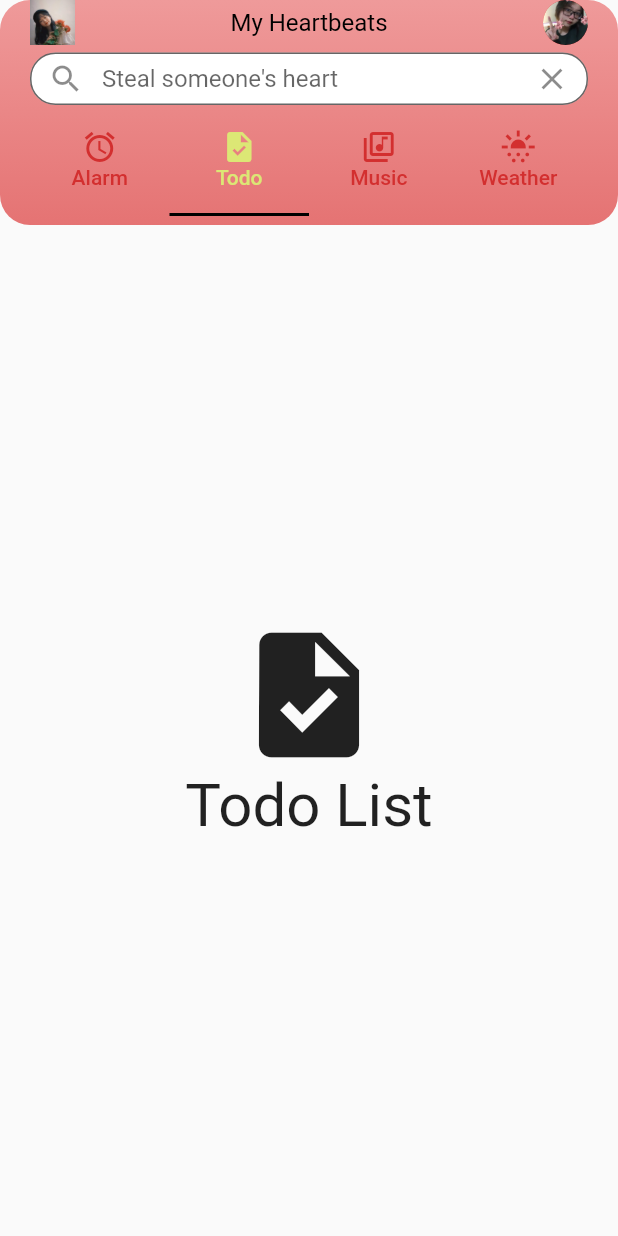
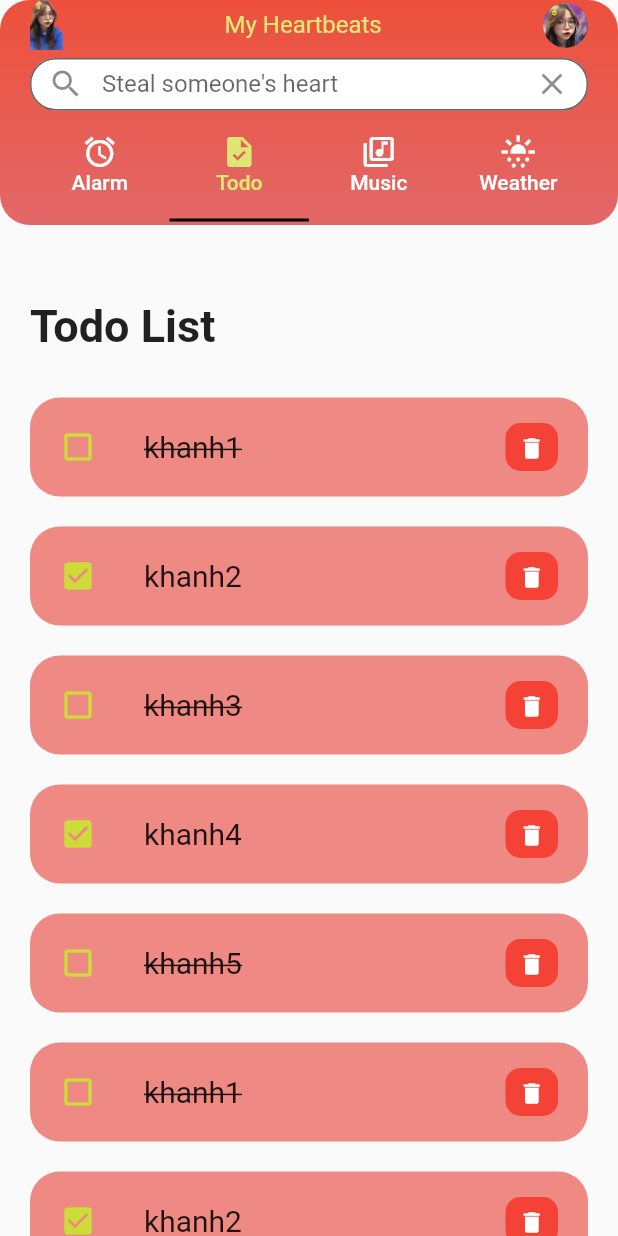
Before and after one commit to tungisdab/AlarmClock, a Flutter app: the screen it shows after launch, tab 2 chosen, on a phone screen of 412 x 824 dp. Run offline on Flutter 3.47's test engine with Material 2 defaults, Android fonts, the phone set to English and light mode, and no system bars; our stand-ins replace dio, flutter_local_notifications, sqflite, timezone; accounts and stored records are empty.

Commit message:
update todo

```diff
--- /dev/null
+++ b/lib/model/todo.dart
@@ -0,0 +1,26 @@
+class ToDo {
+  int? id;
+  String? todoText;
+  bool? isDone;
+
+  ToDo({
+    required this.id,
+    required this.todoText,
+    this.isDone = false,
+  });
+
+  static List<ToDo> todoList() {
+    return [
+      ToDo(id: 1, todoText: 'khanh1'),
+      ToDo(id: 2, todoText: 'khanh2', isDone: true),
+      ToDo(id: 3, todoText: 'khanh3'),
+      ToDo(id: 4, todoText: 'khanh4', isDone: true),
+      ToDo(id: 5, todoText: 'khanh5'),
+      ToDo(id: 1, todoText: 'khanh1'),
+      ToDo(id: 2, todoText: 'khanh2', isDone: true),
+      ToDo(id: 3, todoText: 'khanh3'),
+      ToDo(id: 4, todoText: 'khanh4', isDone: true),
+      ToDo(id: 5, todoText: 'khanh5'),
+    ];
+  }
+}
--- a/lib/page/home.dart
+++ b/lib/page/home.dart
@@ -1,4 +1,5 @@
 import 'package:alarm_clock/page/alarm.dart';
+import 'package:alarm_clock/page/todo.dart';
 import 'package:alarm_clock/page/weather.dart';
 import 'package:flutter/material.dart';
 import 'package:alarm_clock/page/notification.dart';
@@ -40,16 +41,15 @@ class _HomeState extends State<Home> {
   Widget build(BuildContext context) {
     return Scaffold(
       appBar: _appBar(),
-      body: Center(
-        child: TabBarView(
+      body: TabBarView(
         children: [
           Alarm(),
-            _tabBarViewItem(Icons.task, 'Todo List'),
+          // _tabBarViewItem(Icons.task, 'Todo List'),
+          Todo(),
           _tabBarViewItem(Icons.my_library_music_outlined, 'Music'),
           // _tabBarViewItem(Icons.sunny_snowing, 'Weather'),
           Weather()
         ],
-        ),
       ),
     );
   }
@@ -80,7 +80,7 @@ class _HomeState extends State<Home> {
         top: Radius.circular(20),
       ),
       gradient: LinearGradient(
-        colors: [Colors.red.shade200, Colors.red.shade300],
+        colors: [Color.fromARGB(255, 237, 80, 59), Color.fromARGB(255, 226, 104, 104)],
         begin: Alignment.topCenter,
         end: Alignment.bottomCenter,
       ),
@@ -91,14 +91,14 @@ class _HomeState extends State<Home> {
     return Row(
       children: [
         Image.asset(
-          'assets/images/ma.jpg',
-          scale: 25,
+          'assets/images/ah4.png',
+          scale: 50,
         ),
         const Expanded(
           child: Text(
             'My Heartbeats',
             textAlign: TextAlign.center,
-            style: TextStyle(color: Colors.black, fontSize: 16),
+            style: TextStyle(color: Color.fromARGB(255, 220, 231, 117), fontSize: 16),
           ),
         ),
         const CircleAvatar(
@@ -140,7 +140,7 @@ class _HomeState extends State<Home> {
       labelPadding: const EdgeInsets.all(0),
       labelColor: Colors.lime.shade300,
       indicatorColor: Colors.black,
-      unselectedLabelColor: Colors.red.shade700,
+      unselectedLabelColor: Colors.white,
       tabs: const [
         Tab(
           iconMargin: EdgeInsets.all(0),
--- /dev/null
+++ b/lib/page/todo.dart
@@ -0,0 +1,45 @@
+import 'package:alarm_clock/page/todo_item.dart';
+import 'package:flutter/material.dart';
+import '../model/todo.dart';
+import '../page/todo_item.dart';
+
+class Todo extends StatefulWidget {
+  Todo({super.key});
+
+  @override
+  State<Todo> createState() => _TodoState();
+}
+
+class _TodoState extends State<Todo> {
+
+  final todosList  = ToDo.todoList();
+
+  @override
+  Widget build(BuildContext context) {
+    return SingleChildScrollView(
+      child: Column(
+        crossAxisAlignment: CrossAxisAlignment.start,
+        // mainAxisAlignment: MainAxisAlignment.start,
+        children: [
+          Container(
+            margin: EdgeInsets.only(
+              top: 50,
+              bottom: 20,
+              left: 20
+            ),
+            child: Text(
+              'Todo List',
+              style: TextStyle(
+                fontSize: 30,
+                fontWeight: FontWeight.bold,
+              ),
+            ),
+          ),
+          for (ToDo i in todosList)
+            TodoItem(todo: i,),
+
+        ],
+      ),
+    );
+  }
+}
--- /dev/null
+++ b/lib/page/todo_item.dart
@@ -0,0 +1,90 @@
+import 'package:alarm_clock/page/todo.dart';
+import 'package:flutter/material.dart';
+import '../model/todo.dart';
+
+class TodoItem extends StatefulWidget {
+  final ToDo todo;
+  TodoItem({super.key, required this.todo});
+
+  @override
+  State<TodoItem> createState() => _TodoItemState();
+}
+
+class _TodoItemState extends State<TodoItem> {
+
+  @override
+  Widget build(BuildContext context) {
+    ToDo todo = widget.todo;
+    return Stack(
+      children: [
+        Container(
+          margin: EdgeInsets.symmetric(horizontal: 20, vertical: 10),
+          child: ListTile(
+            onTap: (){},
+            shape: RoundedRectangleBorder(
+              borderRadius: BorderRadius.circular(20),
+            ),
+            leading: Icon(
+              todo.isDone == true ? Icons.check_box : Icons.check_box_outline_blank,
+              color: Colors.lime,
+            ),
+            tileColor: const Color.fromARGB(255, 238, 138, 131),
+            title: Text(
+              todo.todoText!,
+              style: TextStyle(
+                fontSize: 20,
+                fontWeight: FontWeight.w400,
+                decoration: todo.isDone == false ? TextDecoration.lineThrough : null,
+              ),
+            ),
+            contentPadding: EdgeInsets.symmetric(horizontal: 20, vertical: 5),
+            trailing: Container(
+              padding: EdgeInsets.all(0),
+              margin: EdgeInsets.symmetric(vertical: 12 ),
+              height: 35,
+              width: 35,
+              decoration: BoxDecoration(
+                color: Colors.red,
+                borderRadius: BorderRadius.circular(10),
+              ),
+              child: Center(
+                child: IconButton(
+                  icon: Icon(Icons.delete),
+                  iconSize: 18,
+                  onPressed: (){},
+                  color: Colors.white,
+                ),
+              ),
+            ),
+          ),
+        ),
+        Align(
+          alignment: Alignment.bottomCenter,
+          child: Row(
+            children: [
+              Expanded(
+                child: Container(
+                  margin: EdgeInsets.only(
+                    bottom: 20,
+                    right: 20,
+                    left: 20,
+                  ),
+                  decoration: BoxDecoration(
+                    color: Colors.lime,
+                    borderRadius: BorderRadius.circular(10),
+                    boxShadow: [BoxShadow(
+                      color: Colors.grey,
+                      blurRadius: 10.0,
+                      spreadRadius: 0.0,
+                      offset: Offset(0.0, 0.0),
+                    ),]
+                  ),
+                ),
+              ),
+            ],
+          )
+        ),
+      ],
+    );
+  }
+}
--- a/lib/page/weather.dart
+++ b/lib/page/weather.dart
@@ -1,5 +1,6 @@
 import 'package:alarm_clock/model/model.dart';
 import 'package:flutter/material.dart';
+import 'package:flutter/services.dart';
 
 import '../client/client.dart';
 
@@ -50,15 +51,54 @@ class _WeatherState extends State<Weather> {
                   weatherModel = await WeatherClient().request();
                   hourly_temp = weatherModel?.hourly["temperature_2m"];
                   hourly_date = weatherModel?.hourly["time"];
+                  Hourly_cast_time = hourly_date?.map((e)=>
+                    Container(
+                      margin: EdgeInsets.only(bottom: 10),
+                      decoration: BoxDecoration(
+                        borderRadius: BorderRadius.only(
+                          topLeft: Radius.circular(25),
+                          bottomLeft: Radius.circular(25)
+                        ),
+                        color: Color.fromARGB(255, 247, 80, 80),
+                      ),
+                      child: Padding(
+                        padding: EdgeInsets.only(
+                          top: 30.0,
+                          left: 30,
+                          bottom: 30.0,
+                          right: 30.0,
+                        ),
+                        child: Text(
+                          formatHourlyCastTime(e),
+                          style: TextStyle(fontSize: 20, fontWeight: FontWeight.bold,),
+                        ),
+                      ),
+                    )
+                  ).toList();
                   Hourly_cast = hourly_temp?.map((e)=>
-                    Padding(padding: EdgeInsets.all(8.0), child: Text("$e",style: TextStyle(fontSize: 20, fontWeight: FontWeight.bold,),),)
-                  ).toList();
-                  Hourly_cast_time = hourly_date?.map((e)=>
-                    Padding(
-                      padding: EdgeInsets.all(8.0),
-                      child: Text(
-                        formatHourlyCastTime(e),
-                        style: TextStyle(fontSize: 20, fontWeight: FontWeight.bold,),
+                    Container(
+                      margin: EdgeInsets.only(bottom: 10),
+                      decoration: BoxDecoration(
+                        borderRadius: BorderRadius.only(
+                          topRight: Radius.circular(25),
+                          bottomRight: Radius.circular(25)
+                        ),
+                        color: Color.fromARGB(255, 247, 80, 80),
+                      ),
+                      child: Padding(
+                        padding: EdgeInsets.only(
+                          top: 30.0,
+                          left: 30,
+                          bottom: 30.0,
+                          right: 30.0,
+                        ),
+                        child: Text(
+                          "$e",
+                          style: TextStyle(
+                            fontSize: 20,
+                            fontWeight: FontWeight.bold,
+                          ),
+                        ),
                       ),
                     )
                   ).toList();
@@ -73,14 +113,14 @@ class _WeatherState extends State<Weather> {
                 margin: EdgeInsets.all(20),
                 decoration: BoxDecoration(
                   borderRadius: BorderRadius.circular(25),
-                  color: Color.fromARGB(255, 251, 251, 100),
+                  // color: Color.fromARGB(255, 251, 251, 100),
                 ),
                 child: Row(
-                  crossAxisAlignment: CrossAxisAlignment.center,
                   mainAxisAlignment: MainAxisAlignment.spaceAround,
                   children: [
                     Column(
                       children: Hourly_cast_time == null ? [Text("Empty")]:Hourly_cast_time!,
+
                     ),
                     Column(
                       children: Hourly_cast == null ? [Text("Empty")]:Hourly_cast!,
--- /dev/null
+++ b/lib/value/color_app.dart
@@ -0,0 +1,9 @@
+import 'package:flutter/material.dart';
+
+const firstColor = Color.fromARGB(255, 247, 80, 80);
+
+const secondColor = Colors.red;
+
+const thirdColor = Colors.white;
+
+const fourthColor = Color.fromARGB(255, 236, 146, 146);
```
Also changed, not shown: assets/icon/icon.png, assets/icon/icon3.png (added), assets/images/ah4.png (added), assets/images/z2.jpg (added), 26 other files. Lines whose indentation alone changed are shown as unchanged.
